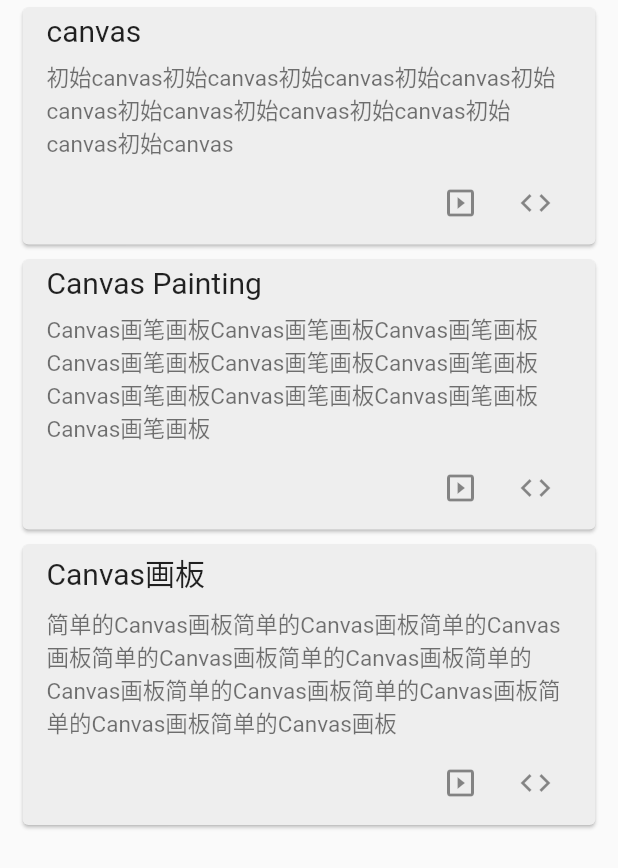
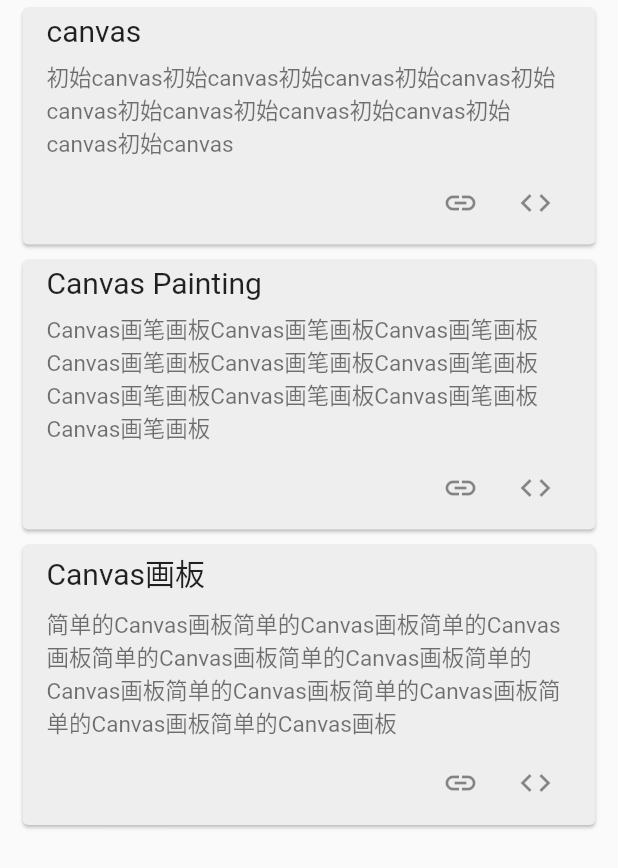
Before and after one commit to davidfang/flutter_demo, a Flutter app: the BasicComponents widget shown alone on an empty page, opened directly, on a phone screen of 412 x 824 dp. Shown: the top 868 px of the screen. Run offline on Flutter 3.47's test engine with Material 2 defaults, Android fonts, the phone set to English and light mode, and no system bars; our stand-ins replace image_gallery_saver, permission_handler.

Commit message:
安卓的添加照片读写权限

```diff
--- a/lib/page/basic_components.dart
+++ b/lib/page/basic_components.dart
@@ -40,7 +40,8 @@ class _BasicComponentsState extends State<BasicComponents> {
       {required String title,
       required String subtitle,
       required String description,
-      required Widget routeWidget}) {
+      required Widget routeWidget,
+      String ? url}) {
     return Column(
       children: [
         Card(
@@ -67,7 +68,7 @@ class _BasicComponentsState extends State<BasicComponents> {
                   ),
                   Row(mainAxisAlignment: MainAxisAlignment.end, children: [
                     IconButton(
-                        icon: Icon(Icons.slideshow),
+                        icon: Icon(Icons.link),
                         onPressed: () => Navigator.push(context,
                                 MaterialPageRoute(
                                     builder: (BuildContext context) {
--- a/lib/page/canvas/painting.dart
+++ b/lib/page/canvas/painting.dart
@@ -193,7 +193,7 @@ class _CanvasPaintingState extends State<CanvasPainting> {
     RenderRepaintBoundary boundary =
         globalKey.currentContext?.findRenderObject() as RenderRepaintBoundary;
     ui.Image image = await boundary.toImage();
-    ByteData ? byteData = await image.toByteData(format: ui.ImageByteFormat.png);
+    ByteData? byteData = await image.toByteData(format: ui.ImageByteFormat.png);
     Uint8List pngBytes = byteData!.buffer.asUint8List();
 
     //Request permissions if not already granted
@@ -216,7 +216,7 @@ class _CanvasPaintingState extends State<CanvasPainting> {
         onPressed: () {
           //min: 0, max: 50
           setState(() {
-            // _save();
+            _save();
           });
         },
       ),
```
Also changed, not shown: 1 other file.
